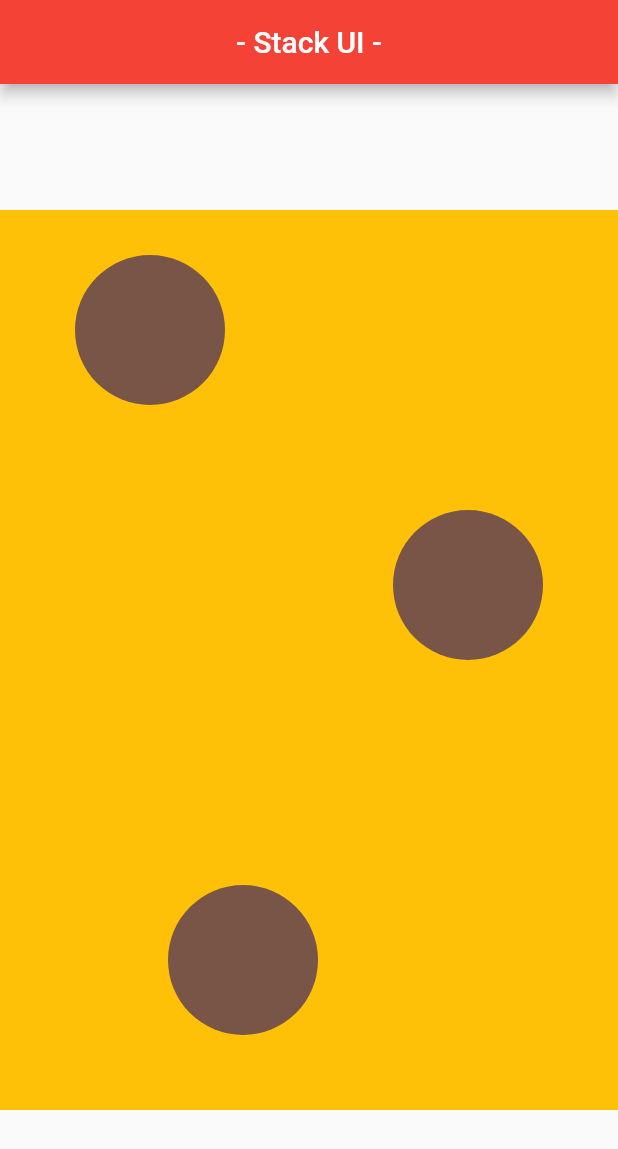
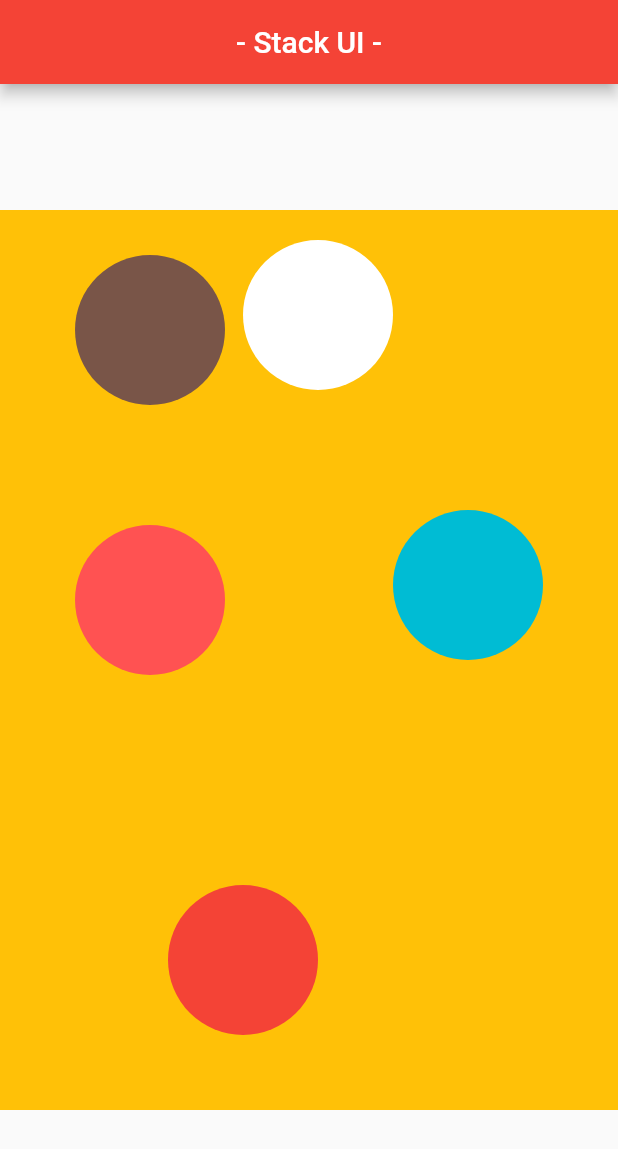
Before and after one commit to zahangiralamjp/flutter_ui_page, a Flutter app: the screen it shows after launch, on a phone screen of 412 x 824 dp. Shown: the top 1149 px of the screen. Run offline on Flutter 3.47's test engine with Material 2 defaults, Android fonts, the phone set to English and light mode, and no system bars.

Commit message:
Positioned Stack Container BorderRadius.circular

```diff
--- a/lib/main.dart
+++ b/lib/main.dart
@@ -30,7 +30,7 @@ class FluterUI extends StatelessWidget {
                   width: 500,
                   height: 600,
                   color: Colors.amber,
-/////////// Positioned Stack Container BorderRadius //////////////////////////////
+/////////// Positioned Stack Container BorderRadius.circular //////////////////////////////
                   child: Stack(
                     children: [
                       Positioned(
@@ -45,13 +45,24 @@ class FluterUI extends StatelessWidget {
                             ),
                           )),
                       Positioned(
+                          right: 150,
+                          top: 20,
+                          child: Container(
+                            width: 100,
+                            height: 100,
+                            decoration: BoxDecoration(
+                              color: Colors.white,
+                              borderRadius: BorderRadius.circular(50),
+                            ),
+                          )),
+                      Positioned(
                           right: 50,
                           top: 200,
                           child: Container(
                             width: 100,
                             height: 100,
                             decoration: BoxDecoration(
-                              color: Colors.brown,
+                              color: Colors.cyan,
                               borderRadius: BorderRadius.circular(50),
                             ),
                           )),
@@ -62,7 +73,18 @@ class FluterUI extends StatelessWidget {
                             width: 100,
                             height: 100,
                             decoration: BoxDecoration(
-                              color: Colors.brown,
+                              color: Colors.red,
+                              borderRadius: BorderRadius.circular(50),
+                            ),
+                          )),
+                      Positioned(
+                          left: 50,
+                          top: 210,
+                          child: Container(
+                            width: 100,
+                            height: 100,
+                            decoration: BoxDecoration(
+                              color: Colors.redAccent,
                               borderRadius: BorderRadius.circular(50),
                             ),
                           )),
```
